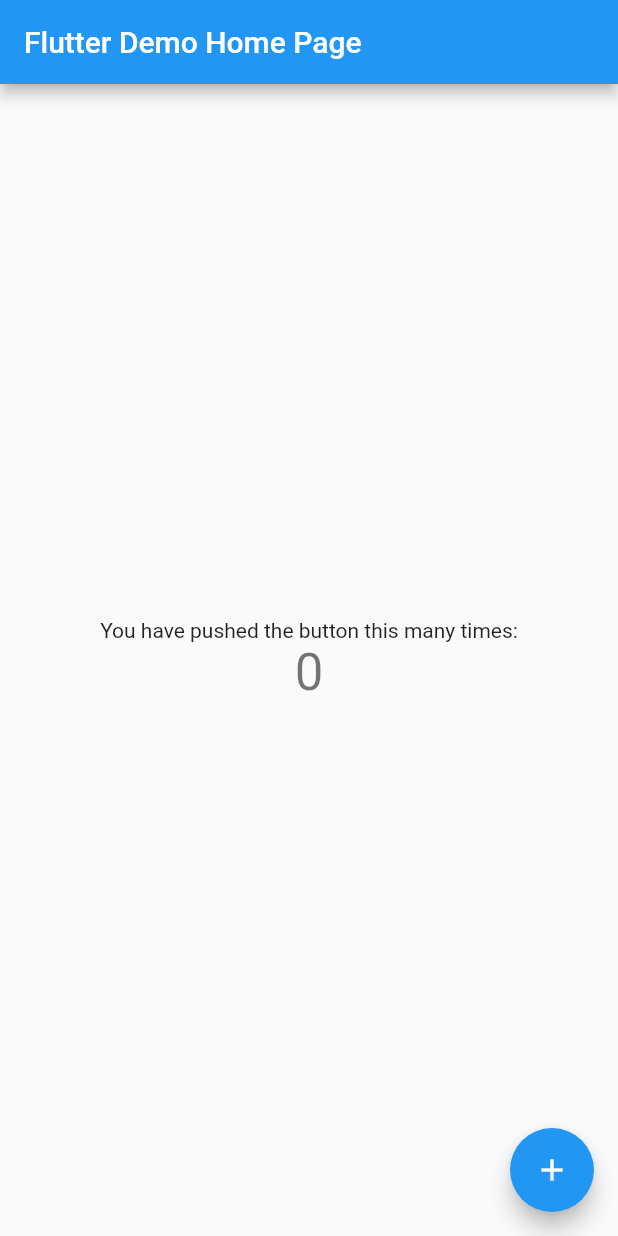
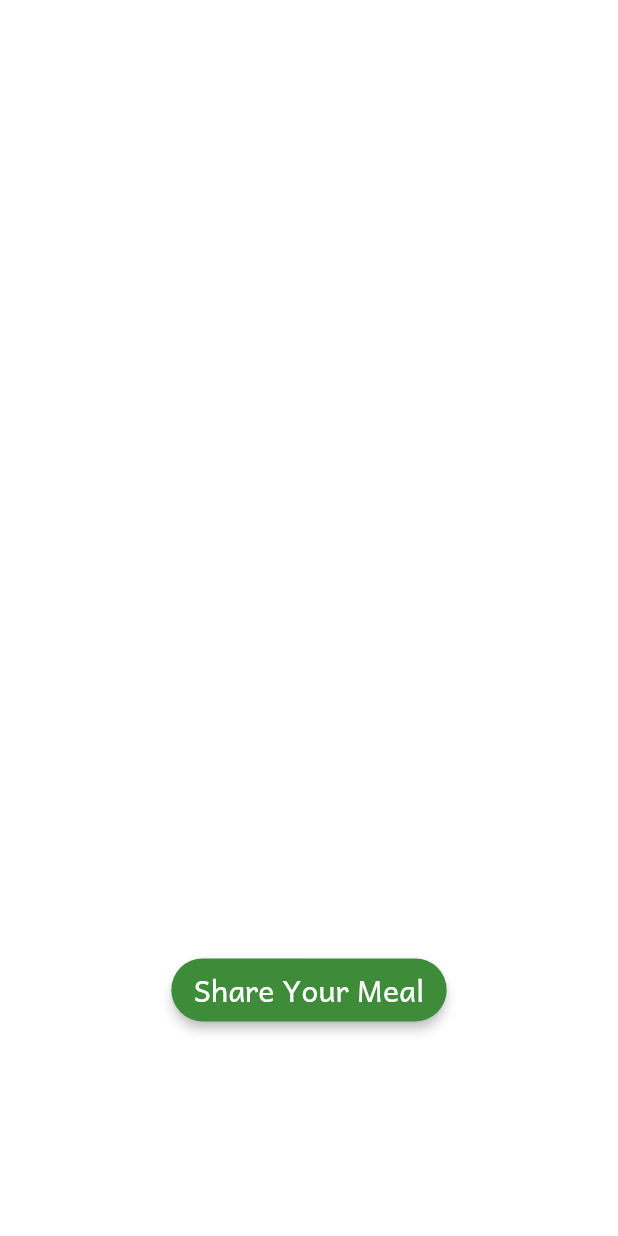
Before and after one commit to misterblack0101/alemeno-assignment, a Flutter app: the screen it shows after launch, on a phone screen of 412 x 824 dp. Run offline on Flutter 3.47's test engine with Material 2 defaults, Android fonts, the phone set to English and light mode, and no system bars.

Commit message:
created base design for home screen

```diff
--- /dev/null
+++ b/lib/global_constants.dart
@@ -0,0 +1,6 @@
+import 'package:flutter/material.dart';
+
+class CustomColors {
+  static const Color primaryColor = Color(0xFF3E8B3A);
+  static const Color backgroundColor = Colors.white;
+}
--- a/lib/main.dart
+++ b/lib/main.dart
@@ -1,3 +1,4 @@
+import 'package:alemeno_assignment/screens/home_screen.dart';
 import 'package:flutter/material.dart';
 
 void main() {
@@ -11,105 +12,11 @@
   @override
   Widget build(BuildContext context) {
     return MaterialApp(
-      title: 'Flutter Demo',
+      title: 'Alemeno',
       theme: ThemeData(
-        // This is the theme of your application.
-        //
-        // Try running your application with "flutter run". You'll see the
-        // application has a blue toolbar. Then, without quitting the app, try
-        // changing the primarySwatch below to Colors.green and then invoke
-        // "hot reload" (press "r" in the console where you ran "flutter run",
-        // or simply save your changes to "hot reload" in a Flutter IDE).
-        // Notice that the counter didn't reset back to zero; the application
-        // is not restarted.
-        primarySwatch: Colors.blue,
+        fontFamily: "Andika",
       ),
-      home: const MyHomePage(title: 'Flutter Demo Home Page'),
+      home: const HomeScreen(),
     );
   }
 }
-
-class MyHomePage extends StatefulWidget {
-  const MyHomePage({Key? key, required this.title}) : super(key: key);
-
-  // This widget is the home page of your application. It is stateful, meaning
-  // that it has a State object (defined below) that contains fields that affect
-  // how it looks.
-
-  // This class is the configuration for the state. It holds the values (in this
-  // case the title) provided by the parent (in this case the App widget) and
-  // used by the build method of the State. Fields in a Widget subclass are
-  // always marked "final".
-
-  final String title;
-
-  @override
-  State<MyHomePage> createState() => _MyHomePageState();
-}
-
-class _MyHomePageState extends State<MyHomePage> {
-  int _counter = 0;
-
-  void _incrementCounter() {
-    setState(() {
-      // This call to setState tells the Flutter framework that something has
-      // changed in this State, which causes it to rerun the build method below
-      // so that the display can reflect the updated values. If we changed
-      // _counter without calling setState(), then the build method would not be
-      // called again, and so nothing would appear to happen.
-      _counter++;
-    });
-  }
-
-  @override
-  Widget build(BuildContext context) {
-    // This method is rerun every time setState is called, for instance as done
-    // by the _incrementCounter method above.
-    //
-    // The Flutter framework has been optimized to make rerunning build methods
-    // fast, so that you can just rebuild anything that needs updating rather
-    // than having to individually change instances of widgets.
-    return Scaffold(
-      appBar: AppBar(
-        // Here we take the value from the MyHomePage object that was created by
-        // the App.build method, and use it to set our appbar title.
-        title: Text(widget.title),
-      ),
-      body: Center(
-        // Center is a layout widget. It takes a single child and positions it
-        // in the middle of the parent.
-        child: Column(
-          // Column is also a layout widget. It takes a list of children and
-          // arranges them vertically. By default, it sizes itself to fit its
-          // children horizontally, and tries to be as tall as its parent.
-          //
-          // Invoke "debug painting" (press "p" in the console, choose the
-          // "Toggle Debug Paint" action from the Flutter Inspector in Android
-          // Studio, or the "Toggle Debug Paint" command in Visual Studio Code)
-          // to see the wireframe for each widget.
-          //
-          // Column has various properties to control how it sizes itself and
-          // how it positions its children. Here we use mainAxisAlignment to
-          // center the children vertically; the main axis here is the vertical
-          // axis because Columns are vertical (the cross axis would be
-          // horizontal).
-          mainAxisAlignment: MainAxisAlignment.center,
-          children: <Widget>[
-            const Text(
-              'You have pushed the button this many times:',
-            ),
-            Text(
-              '$_counter',
-              style: Theme.of(context).textTheme.headline4,
-            ),
-          ],
-        ),
-      ),
-      floatingActionButton: FloatingActionButton(
-        onPressed: _incrementCounter,
-        tooltip: 'Increment',
-        child: const Icon(Icons.add),
-      ), // This trailing comma makes auto-formatting nicer for build methods.
-    );
-  }
-}
--- /dev/null
+++ b/lib/screens/home_screen.dart
@@ -0,0 +1,39 @@
+import 'package:alemeno_assignment/global_constants.dart';
+import 'package:flutter/material.dart';
+
+class HomeScreen extends StatelessWidget {
+  const HomeScreen({Key? key}) : super(key: key);
+
+  @override
+  Widget build(BuildContext context) {
+    return SafeArea(
+      child: Container(
+        color: CustomColors.backgroundColor,
+        child: Padding(
+          padding: EdgeInsets.only(
+              bottom: MediaQuery.of(context).size.height * 0.17),
+          child: Align(
+            alignment: Alignment.bottomCenter,
+            child: ElevatedButton(
+              onPressed: () {},
+              child: const Text(
+                "Share Your Meal",
+                style: TextStyle(
+                  fontWeight: FontWeight.w400,
+                  fontSize: 20,
+                ),
+              ),
+              style: ElevatedButton.styleFrom(
+                primary: CustomColors.primaryColor,
+                shape: const StadiumBorder(),
+                padding:
+                    const EdgeInsets.symmetric(horizontal: 15, vertical: 5),
+                elevation: 3.0,
+              ),
+            ),
+          ),
+        ),
+      ),
+    );
+  }
+}
```
